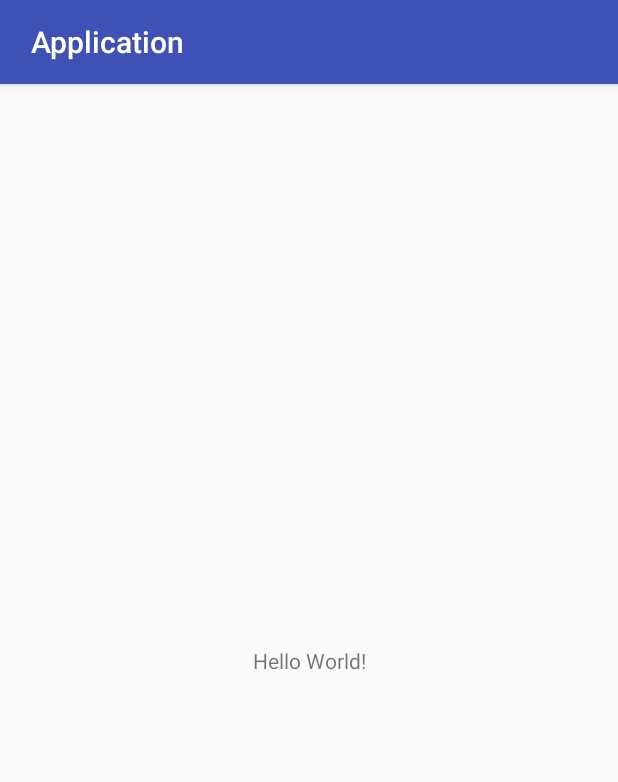
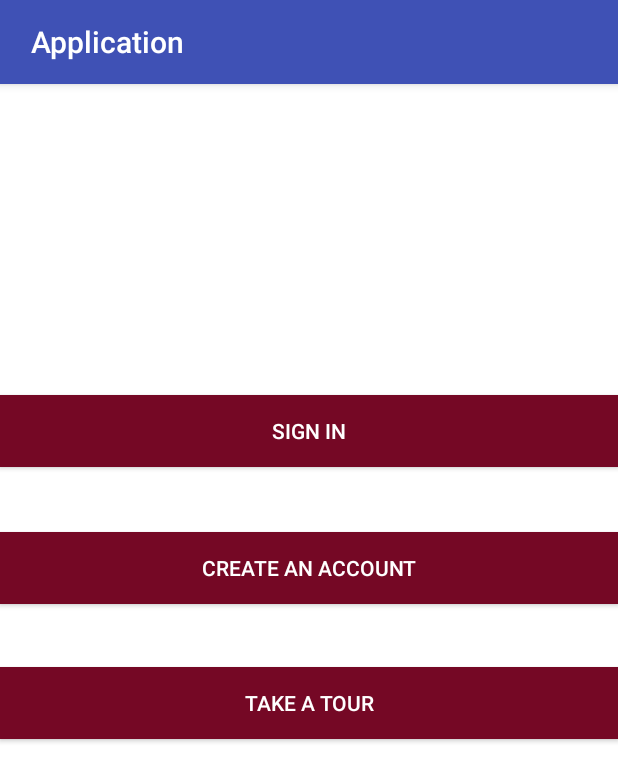
Before and after one commit to CelestineW/solid-guacamole, an Android app: the screen it shows after launch (ProgramChoiceActivity before the commit, LoginActivity after it), on a phone screen of 412 x 824 dp. Shown: the top 782 px of the screen. Run offline under Robolectric (Android 15) with nearby library versions, the phone set to English and light mode, and no system bars.

Commit message:
Created First Login UI page, LoginActivity.java

```diff
--- a/app/src/main/AndroidManifest.xml
+++ b/app/src/main/AndroidManifest.xml
@@ -9,13 +9,15 @@
         android:roundIcon="@mipmap/ic_launcher_round"
         android:supportsRtl="true"
         android:theme="@style/AppTheme">
-        <activity android:name=".ProgramChoiceActivity">
+        <activity android:name=".LoginActivity">
             <intent-filter>
                 <action android:name="android.intent.action.MAIN" />
 
                 <category android:name="android.intent.category.LAUNCHER" />
             </intent-filter>
         </activity>
+        <activity android:name=".ProgramChoiceActivity"></activity>
+
     </application>
 
 </manifest>
--- /dev/null
+++ b/app/src/main/java/ru/buepl/mobile/application/LoginActivity.java
@@ -0,0 +1,13 @@
+package ru.buepl.mobile.application;
+
+import android.support.v7.app.AppCompatActivity;
+import android.os.Bundle;
+
+public class LoginActivity extends AppCompatActivity {
+
+    @Override
+    protected void onCreate(Bundle savedInstanceState) {
+        super.onCreate(savedInstanceState);
+        setContentView(R.layout.activity_login);
+    }
+}
--- /dev/null
+++ b/app/src/main/res/layout/activity_login.xml
@@ -0,0 +1,54 @@
+<?xml version="1.0" encoding="utf-8"?>
+<RelativeLayout xmlns:android="http://schemas.android.com/apk/res/android"
+    xmlns:app="http://schemas.android.com/apk/res-auto"
+    xmlns:tools="http://schemas.android.com/tools"
+    android:layout_width="match_parent"
+    android:layout_height="match_parent"
+    android:background="@android:color/white"
+    tools:context="ru.buepl.mobile.application.LoginActivity">
+
+    <Button
+        android:id="@+id/button"
+        android:layout_width="match_parent"
+        android:layout_height="wrap_content"
+        android:layout_weight="1"
+        android:background="#750825"
+
+        android:text="Sign In"
+        android:textColor="@android:color/white"
+        tools:layout_editor_absoluteX="130dp"
+        tools:layout_editor_absoluteY="162dp"
+        android:layout_marginTop="207dp"
+        android:layout_alignParentTop="true"
+        android:layout_alignParentLeft="true"
+        android:layout_alignParentStart="true" />
+
+    <Button
+        android:id="@+id/button2"
+        android:layout_width="match_parent"
+        android:layout_height="wrap_content"
+        android:layout_marginTop="43dp"
+        android:text="Create An Account"
+        android:layout_below="@+id/button"
+        android:layout_centerHorizontal="true"
+
+        android:layout_weight="1"
+        android:background="#750825"
+        android:textColor="@android:color/white"/>
+
+    <Button
+        android:id="@+id/button3"
+        android:layout_width="match_parent"
+        android:layout_height="wrap_content"
+
+        android:layout_marginTop="42dp"
+        android:text="Take a Tour"
+        android:layout_below="@+id/button2"
+        android:layout_centerHorizontal="true"
+
+        android:layout_weight="1"
+        android:background="#750825"
+        android:textColor="@android:color/white"/>
+
+
+</RelativeLayout>
--- a/app/src/main/res/layout/activity_program_choice.xml
+++ b/app/src/main/res/layout/activity_program_choice.xml
@@ -1,18 +1,11 @@
 <?xml version="1.0" encoding="utf-8"?>
-<android.support.constraint.ConstraintLayout xmlns:android="http://schemas.android.com/apk/res/android"
+<RelativeLayout xmlns:android="http://schemas.android.com/apk/res/android"
     xmlns:app="http://schemas.android.com/apk/res-auto"
     xmlns:tools="http://schemas.android.com/tools"
     android:layout_width="match_parent"
     android:layout_height="match_parent"
+    android:background="@android:color/white"
     tools:context="ru.buepl.mobile.application.ProgramChoiceActivity">
 
-    <TextView
-        android:layout_width="wrap_content"
-        android:layout_height="wrap_content"
-        android:text="Hello World!"
-        app:layout_constraintBottom_toBottomOf="parent"
-        app:layout_constraintLeft_toLeftOf="parent"
-        app:layout_constraintRight_toRightOf="parent"
-        app:layout_constraintTop_toTopOf="parent" />
 
-</android.support.constraint.ConstraintLayout>
+</RelativeLayout>
```
